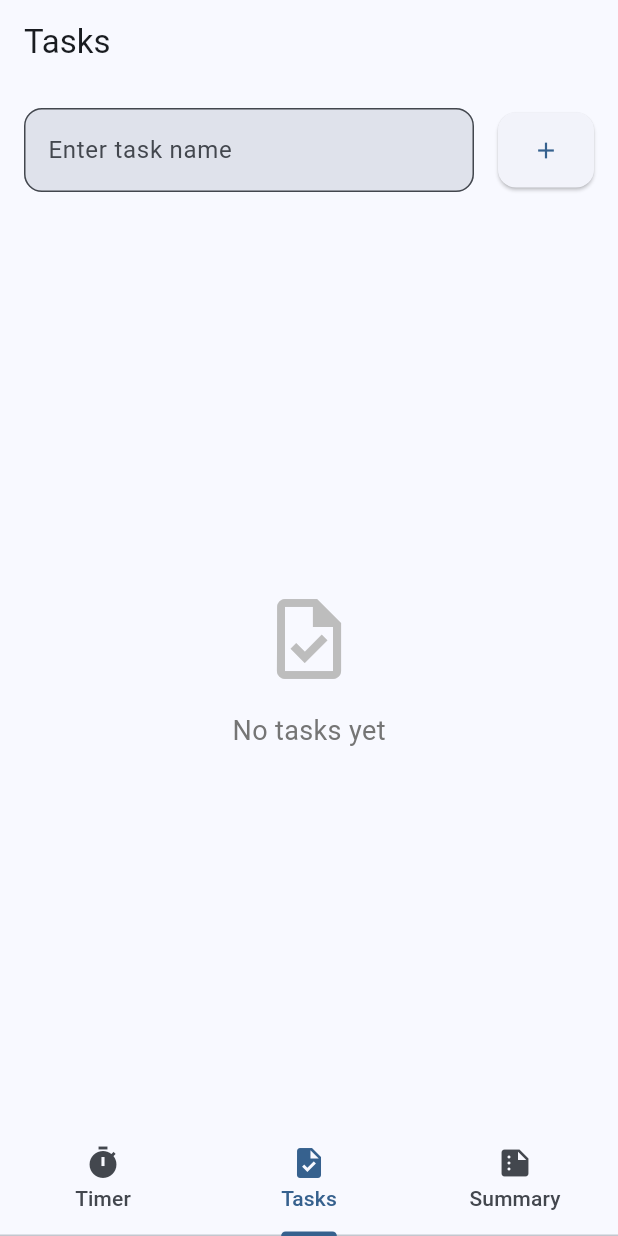
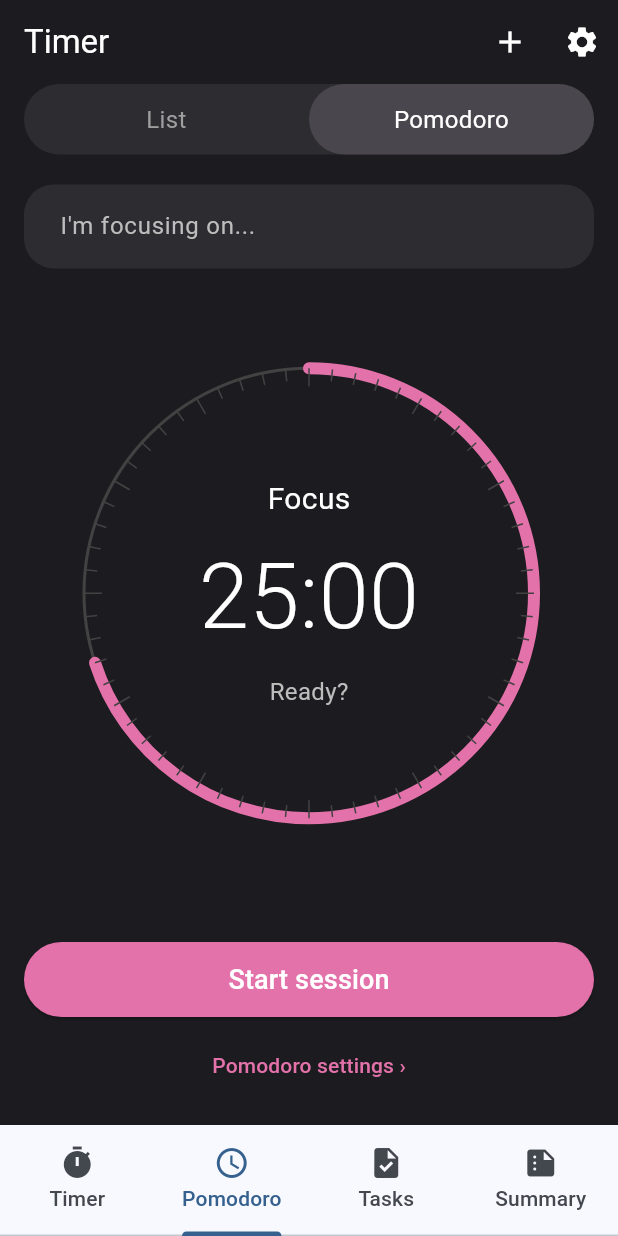
Before and after one commit to jeevan-vj/flutter-time-tracker, a Flutter app: the screen it shows after launch, item 2 of the bottom bar chosen, on a phone screen of 412 x 824 dp. Run offline on Flutter 3.47's test engine with Material 3 defaults, Android fonts, the phone set to English and light mode, and no system bars.

Commit message:
pomodor initial

```diff
--- a/lib/main.dart
+++ b/lib/main.dart
@@ -3,8 +3,10 @@ import 'package:provider/provider.dart';
 import 'screens/timer_screen.dart';
 import 'screens/task_screen.dart';
 import 'screens/summary_screen.dart';
+import 'screens/pomodoro_screen.dart';
 import 'providers/timer_provider.dart';
 import 'providers/task_provider.dart';
+import 'providers/pomodoro_provider.dart';
 
 void main() {
   runApp(const MyApp());
@@ -19,6 +21,7 @@ class MyApp extends StatelessWidget {
       providers: [
         ChangeNotifierProvider(create: (_) => TimerProvider()),
         ChangeNotifierProvider(create: (_) => TaskProvider()),
+        ChangeNotifierProvider(create: (_) => PomodoroProvider()),
       ],
       child: MaterialApp(
         title: 'Time Tracker',
@@ -38,11 +41,12 @@ class MainScreen extends StatelessWidget {
   @override
   Widget build(BuildContext context) {
     return DefaultTabController(
-      length: 3,
+      length: 4,
       child: Scaffold(
         body: const TabBarView(
           children: [
             TimerScreen(),
+            PomodoroScreen(),
             TaskScreen(),
             SummaryScreen(),
           ],
@@ -50,6 +54,7 @@ class MainScreen extends StatelessWidget {
         bottomNavigationBar: const TabBar(
           tabs: [
             Tab(icon: Icon(Icons.timer), text: 'Timer'),
+            Tab(icon: Icon(Icons.watch_later_outlined), text: 'Pomodoro'),
             Tab(icon: Icon(Icons.task), text: 'Tasks'),
             Tab(icon: Icon(Icons.summarize), text: 'Summary'),
           ],
--- /dev/null
+++ b/lib/providers/pomodoro_provider.dart
@@ -0,0 +1,65 @@
+import 'dart:async';
+import 'package:flutter/foundation.dart';
+
+class PomodoroProvider extends ChangeNotifier {
+  static const int defaultFocusTime = 25 * 60; // 25 minutes in seconds
+  static const int defaultBreakTime = 5 * 60; // 5 minutes in seconds
+
+  int _currentTime = defaultFocusTime;
+  bool _isRunning = false;
+  Timer? _timer;
+  String _focusTask = '';
+  double _progress = 1.0;
+
+  int get currentTime => _currentTime;
+  bool get isRunning => _isRunning;
+  String get focusTask => _focusTask;
+  double get progress => _progress;
+
+  void setFocusTask(String task) {
+    _focusTask = task;
+    notifyListeners();
+  }
+
+  void startTimer() {
+    if (!_isRunning) {
+      _isRunning = true;
+      _timer = Timer.periodic(const Duration(seconds: 1), (_) {
+        if (_currentTime > 0) {
+          _currentTime--;
+          _progress = _currentTime / defaultFocusTime;
+          notifyListeners();
+        } else {
+          stopTimer();
+        }
+      });
+      notifyListeners();
+    }
+  }
+
+  void pauseTimer() {
+    _timer?.cancel();
+    _isRunning = false;
+    notifyListeners();
+  }
+
+  void resetTimer() {
+    _timer?.cancel();
+    _currentTime = defaultFocusTime;
+    _isRunning = false;
+    _progress = 1.0;
+    notifyListeners();
+  }
+
+  void stopTimer() {
+    _timer?.cancel();
+    _isRunning = false;
+    notifyListeners();
+  }
+
+  @override
+  void dispose() {
+    _timer?.cancel();
+    super.dispose();
+  }
+}
--- /dev/null
+++ b/lib/screens/pomodoro_screen.dart
@@ -0,0 +1,288 @@
+import 'package:flutter/material.dart';
+import 'package:provider/provider.dart';
+import 'dart:math';
+import '../providers/pomodoro_provider.dart';
+
+class PomodoroScreen extends StatelessWidget {
+  const PomodoroScreen({super.key});
+
+  @override
+  Widget build(BuildContext context) {
+    return Scaffold(
+      backgroundColor: const Color(0xFF1C1B1F), // Dark background
+      appBar: AppBar(
+        backgroundColor: Colors.transparent,
+        elevation: 0,
+        title: const Text(
+          'Timer',
+          style: TextStyle(color: Colors.white),
+        ),
+        actions: [
+          IconButton(
+            icon: const Icon(Icons.add, color: Colors.white),
+            onPressed: () {
+              // TODO: Add new timer
+            },
+          ),
+          IconButton(
+            icon: const Icon(Icons.settings, color: Colors.white),
+            onPressed: () {
+              // TODO: Open settings
+            },
+          ),
+        ],
+      ),
+      body: Column(
+        children: [
+          // Mode Selection
+          Padding(
+            padding: const EdgeInsets.symmetric(horizontal: 16.0),
+            child: Container(
+              decoration: BoxDecoration(
+                color: const Color(0xFF2D2C31),
+                borderRadius: BorderRadius.circular(30),
+              ),
+              child: Row(
+                children: [
+                  Expanded(
+                    child: _ModeButton(
+                      title: 'List',
+                      isSelected: false,
+                      onTap: () {
+                        // TODO: Switch to list mode
+                      },
+                    ),
+                  ),
+                  Expanded(
+                    child: _ModeButton(
+                      title: 'Pomodoro',
+                      isSelected: true,
+                      onTap: () {
+                        // TODO: Switch to pomodoro mode
+                      },
+                    ),
+                  ),
+                ],
+              ),
+            ),
+          ),
+          const SizedBox(height: 20),
+          // Focus Input
+          Padding(
+            padding: const EdgeInsets.symmetric(horizontal: 16.0),
+            child: TextField(
+              style: const TextStyle(color: Colors.white),
+              decoration: InputDecoration(
+                hintText: "I'm focusing on...",
+                hintStyle: TextStyle(color: Colors.grey[400]),
+                filled: true,
+                fillColor: const Color(0xFF2D2C31),
+                border: OutlineInputBorder(
+                  borderRadius: BorderRadius.circular(20),
+                  borderSide: BorderSide.none,
+                ),
+                contentPadding: const EdgeInsets.symmetric(
+                  horizontal: 20,
+                  vertical: 16,
+                ),
+              ),
+            ),
+          ),
+          const Expanded(
+            child: Center(
+              child: PomodoroTimer(),
+            ),
+          ),
+          // Start Button
+          Padding(
+            padding: const EdgeInsets.all(16.0),
+            child: Column(
+              children: [
+                ElevatedButton(
+                  onPressed: () {
+                    // TODO: Start/Pause timer
+                  },
+                  style: ElevatedButton.styleFrom(
+                    backgroundColor: const Color(0xFFE371AA), // Pink color
+                    minimumSize: const Size(double.infinity, 50),
+                    shape: RoundedRectangleBorder(
+                      borderRadius: BorderRadius.circular(30),
+                    ),
+                  ),
+                  child: const Text(
+                    'Start session',
+                    style: TextStyle(
+                      fontSize: 18,
+                      color: Colors.white,
+                    ),
+                  ),
+                ),
+                const SizedBox(height: 8),
+                TextButton(
+                  onPressed: () {
+                    // TODO: Open Pomodoro settings
+                  },
+                  child: const Text(
+                    'Pomodoro settings ›',
+                    style: TextStyle(
+                      color: Color(0xFFE371AA),
+                      decoration: TextDecoration.underline,
+                    ),
+                  ),
+                ),
+              ],
+            ),
+          ),
+        ],
+      ),
+    );
+  }
+}
+
+class _ModeButton extends StatelessWidget {
+  final String title;
+  final bool isSelected;
+  final VoidCallback onTap;
+
+  const _ModeButton({
+    required this.title,
+    required this.isSelected,
+    required this.onTap,
+  });
+
+  @override
+  Widget build(BuildContext context) {
+    return GestureDetector(
+      onTap: onTap,
+      child: Container(
+        padding: const EdgeInsets.symmetric(vertical: 12),
+        decoration: BoxDecoration(
+          color: isSelected ? const Color(0xFF49464E) : Colors.transparent,
+          borderRadius: BorderRadius.circular(30),
+        ),
+        child: Text(
+          title,
+          textAlign: TextAlign.center,
+          style: TextStyle(
+            color: isSelected ? Colors.white : Colors.grey,
+            fontSize: 16,
+          ),
+        ),
+      ),
+    );
+  }
+}
+
+class PomodoroTimer extends StatelessWidget {
+  const PomodoroTimer({super.key});
+
+  @override
+  Widget build(BuildContext context) {
+    return Stack(
+      alignment: Alignment.center,
+      children: [
+        SizedBox(
+          width: 300,
+          height: 300,
+          child: CustomPaint(
+            painter: TimerPainter(
+              progress: 0.7, // TODO: Get from provider
+              color: const Color(0xFFE371AA),
+            ),
+          ),
+        ),
+        Column(
+          mainAxisSize: MainAxisSize.min,
+          children: [
+            const Text(
+              'Focus',
+              style: TextStyle(
+                color: Colors.white,
+                fontSize: 20,
+              ),
+            ),
+            const SizedBox(height: 8),
+            const Text(
+              '25:00',
+              style: TextStyle(
+                color: Colors.white,
+                fontSize: 60,
+                fontWeight: FontWeight.w300,
+              ),
+            ),
+            const SizedBox(height: 8),
+            Text(
+              'Ready?',
+              style: TextStyle(
+                color: Colors.grey[400],
+                fontSize: 16,
+              ),
+            ),
+          ],
+        ),
+      ],
+    );
+  }
+}
+
+class TimerPainter extends CustomPainter {
+  final double progress;
+  final Color color;
+
+  TimerPainter({
+    required this.progress,
+    required this.color,
+  });
+
+  @override
+  void paint(Canvas canvas, Size size) {
+    final center = Offset(size.width / 2, size.height / 2);
+    final radius = size.width / 2;
+
+    // Draw background circle (tick marks)
+    final tickPaint = Paint()
+      ..color = Colors.grey[800]!
+      ..strokeWidth = 2
+      ..style = PaintingStyle.stroke;
+
+    canvas.drawCircle(center, radius, tickPaint);
+
+    // Draw progress arc
+    final progressPaint = Paint()
+      ..color = color
+      ..strokeWidth = 8
+      ..style = PaintingStyle.stroke
+      ..strokeCap = StrokeCap.round;
+
+    canvas.drawArc(
+      Rect.fromCircle(center: center, radius: radius),
+      -90 * (3.14159 / 180), // Start from top (90 degrees)
+      progress * 2 * 3.14159, // Full circle is 2*PI radians
+      false,
+      progressPaint,
+    );
+
+    // Draw tick marks
+    for (var i = 0; i < 60; i++) {
+      final tickLength = i % 5 == 0 ? 12.0 : 8.0;
+      final angle = i * 6 * (3.14159 / 180); // 6 degrees per tick
+      final dx = center.dx + (radius - tickLength) * cos(angle);
+      final dy = center.dy + (radius - tickLength) * sin(angle);
+      final x = center.dx + radius * cos(angle);
+      final y = center.dy + radius * sin(angle);
+
+      canvas.drawLine(
+        Offset(dx, dy),
+        Offset(x, y),
+        Paint()
+          ..color = Colors.grey[800]!
+          ..strokeWidth = 1,
+      );
+    }
+  }
+
+  @override
+  bool shouldRepaint(TimerPainter oldDelegate) {
+    return oldDelegate.progress != progress || oldDelegate.color != color;
+  }
+}
```
